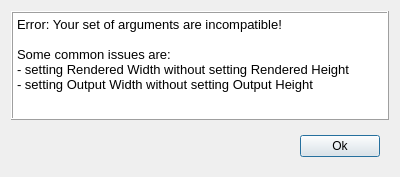
First picture: the form in src/apply_error.ui, repository rfrench3/scopebuddy-gui, before the edit.
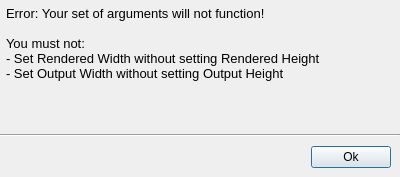
Second picture: the form after the edit.

Patch:
```diff
--- a/src/apply_error.ui
+++ b/src/apply_error.ui
@@ -20,6 +20,21 @@
    <bool>true</bool>
   </property>
   <layout class="QVBoxLayout" name="verticalLayout">
+   <property name="spacing">
+    <number>0</number>
+   </property>
+   <property name="leftMargin">
+    <number>0</number>
+   </property>
+   <property name="topMargin">
+    <number>0</number>
+   </property>
+   <property name="rightMargin">
+    <number>0</number>
+   </property>
+   <property name="bottomMargin">
+    <number>0</number>
+   </property>
    <item>
     <widget class="QFrame" name="frame_2">
      <property name="sizePolicy">
@@ -29,7 +44,7 @@
       </sizepolicy>
      </property>
      <property name="frameShape">
-      <enum>QFrame::Shape::Box</enum>
+      <enum>QFrame::Shape::NoFrame</enum>
      </property>
      <property name="frameShadow">
       <enum>QFrame::Shadow::Raised</enum>
@@ -39,13 +54,13 @@
        <number>0</number>
       </property>
       <property name="leftMargin">
-       <number>0</number>
+       <number>6</number>
       </property>
       <property name="topMargin">
-       <number>0</number>
+       <number>6</number>
       </property>
       <property name="rightMargin">
-       <number>0</number>
+       <number>6</number>
       </property>
       <property name="bottomMargin">
        <number>0</number>
@@ -66,11 +81,8 @@
           <number>0</number>
          </property>
          <item row="0" column="0">
-          <widget class="QTextBrowser" name="textBrowser">
-           <property name="frameShape">
-            <enum>QFrame::Shape::NoFrame</enum>
-           </property>
-           <property name="html">
+          <widget class="QLabel" name="label">
+           <property name="text">
             <string>&lt;!DOCTYPE HTML PUBLIC &quot;-//W3C//DTD HTML 4.0//EN&quot; &quot;http://www.w3.org/TR/REC-html40/strict.dtd&quot;&gt;
 &lt;html&gt;&lt;head&gt;&lt;meta name=&quot;qrichtext&quot; content=&quot;1&quot; /&gt;&lt;meta charset=&quot;utf-8&quot; /&gt;&lt;style type=&quot;text/css&quot;&gt;
 p, li { white-space: pre-wrap; }
@@ -78,10 +90,13 @@
 li.unchecked::marker { content: &quot;\2610&quot;; }
 li.checked::marker { content: &quot;\2612&quot;; }
 &lt;/style&gt;&lt;/head&gt;&lt;body style=&quot; font-family:'Noto Sans'; font-size:10pt; font-weight:400; font-style:normal;&quot;&gt;
-&lt;p style=&quot; margin-top:0px; margin-bottom:0px; margin-left:0px; margin-right:0px; -qt-block-indent:0; text-indent:0px;&quot;&gt;Error: Your set of arguments are incompatible!&lt;/p&gt;
-&lt;p style=&quot; margin-top:0px; margin-bottom:0px; margin-left:0px; margin-right:0px; -qt-block-indent:0; text-indent:0px;&quot;&gt;&lt;br /&gt;Some common issues are:&lt;/p&gt;
-&lt;p style=&quot; margin-top:0px; margin-bottom:0px; margin-left:0px; margin-right:0px; -qt-block-indent:0; text-indent:0px;&quot;&gt;- setting Rendered Width without setting Rendered Height&lt;/p&gt;
-&lt;p style=&quot; margin-top:0px; margin-bottom:0px; margin-left:0px; margin-right:0px; -qt-block-indent:0; text-indent:0px;&quot;&gt;- setting Output Width without setting Output Height&lt;/p&gt;&lt;/body&gt;&lt;/html&gt;</string>
+&lt;p style=&quot; margin-top:0px; margin-bottom:0px; margin-left:0px; margin-right:0px; -qt-block-indent:0; text-indent:0px;&quot;&gt;Error: Your set of arguments will not function!&lt;/p&gt;
+&lt;p style=&quot; margin-top:0px; margin-bottom:0px; margin-left:0px; margin-right:0px; -qt-block-indent:0; text-indent:0px;&quot;&gt;&lt;br /&gt;You must not:&lt;/p&gt;
+&lt;p style=&quot; margin-top:0px; margin-bottom:0px; margin-left:0px; margin-right:0px; -qt-block-indent:0; text-indent:0px;&quot;&gt;- Set Rendered Width without setting Rendered Height&lt;/p&gt;
+&lt;p style=&quot; margin-top:0px; margin-bottom:0px; margin-left:0px; margin-right:0px; -qt-block-indent:0; text-indent:0px;&quot;&gt;- Set Output Width without setting Output Height&lt;/p&gt;&lt;/body&gt;&lt;/html&gt;</string>
+           </property>
+           <property name="alignment">
+            <set>Qt::AlignmentFlag::AlignLeading|Qt::AlignmentFlag::AlignLeft|Qt::AlignmentFlag::AlignTop</set>
            </property>
           </widget>
          </item>
@@ -92,7 +107,14 @@
     </widget>
    </item>
    <item>
-    <widget class="QFrame" name="frame">
+    <widget class="Line" name="B">
+     <property name="orientation">
+      <enum>Qt::Orientation::Horizontal</enum>
+     </property>
+    </widget>
+   </item>
+   <item>
+    <widget class="QFrame" name="C">
      <property name="frameShape">
       <enum>QFrame::Shape::NoFrame</enum>
      </property>
```
Left out of the diff: 2 changed lines with no effect on the pictures.
